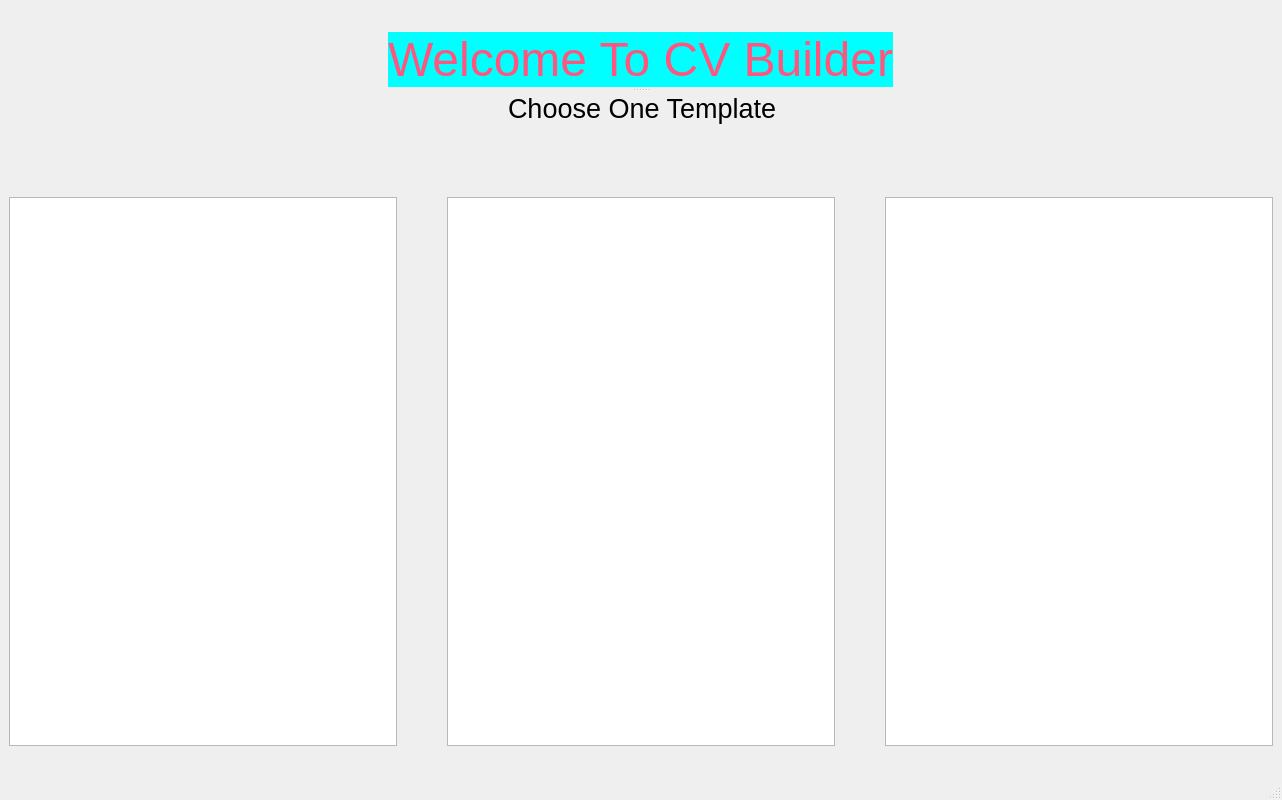
First picture: the form in Resources/Mainui.ui, repository AliGholamian-dev/CV-Builder, before the edit.
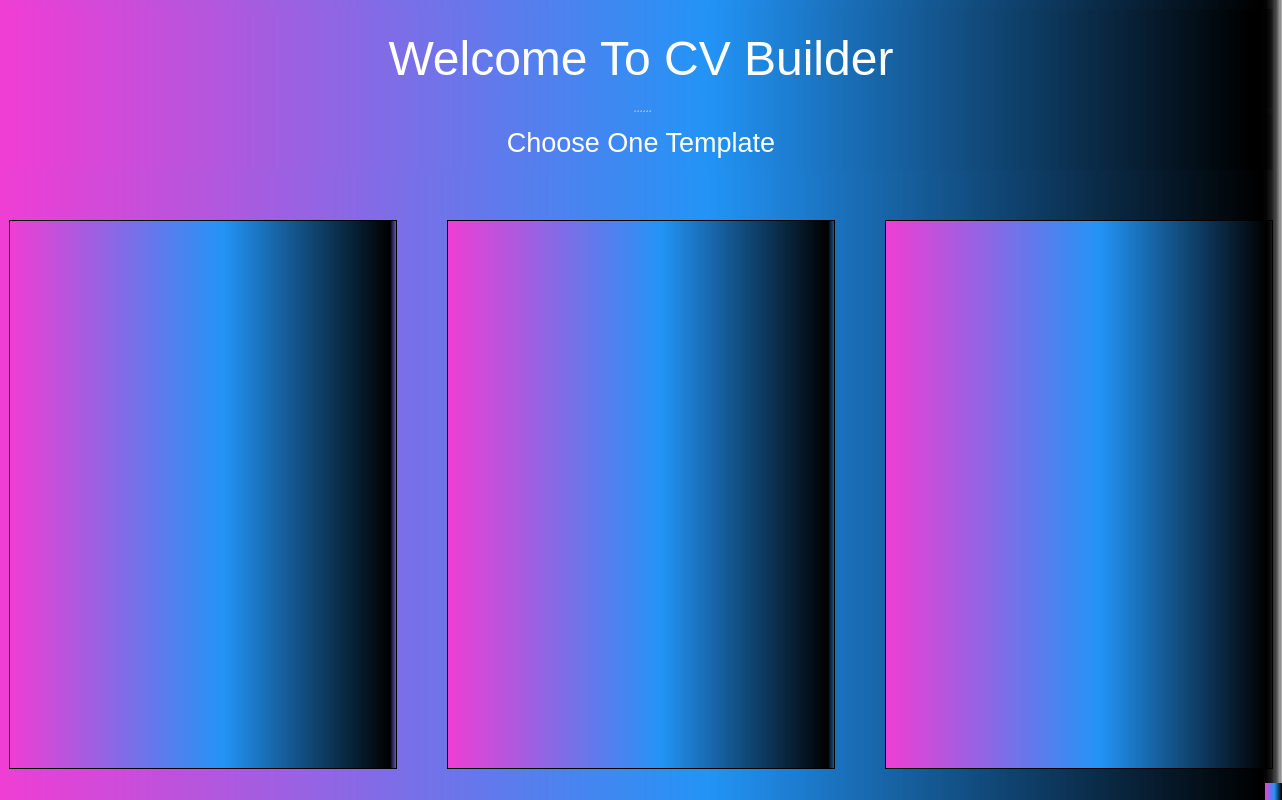
Second picture: the form after the edit. Icons and pictures are not drawn.

```diff
--- a/Resources/Mainui.ui
+++ b/Resources/Mainui.ui
@@ -6,26 +6,35 @@
    <rect>
     <x>0</x>
     <y>0</y>
-    <width>1200</width>
+    <width>1202</width>
     <height>800</height>
    </rect>
   </property>
   <property name="windowTitle">
    <string>MainWindow</string>
   </property>
+  <property name="styleSheet">
+   <string notr="true">background-color: qlineargradient(spread:pad, x1:0, y1:0, x2:1, y2:0, stop:0.00497512 rgba(238, 62, 212, 255), stop:0.552239 rgba(34, 148, 246, 255), stop:0.98 rgba(0, 0, 0, 255), stop:1 rgba(0, 0, 0, 0));</string>
+  </property>
   <widget class="QWidget" name="centralwidget">
+   <property name="layoutDirection">
+    <enum>Qt::LeftToRight</enum>
+   </property>
    <layout class="QVBoxLayout" name="verticalLayout">
     <property name="spacing">
      <number>50</number>
     </property>
-    <item alignment="Qt::AlignHCenter">
+    <item>
      <widget class="QSplitter" name="splitter">
       <property name="sizePolicy">
-       <sizepolicy hsizetype="Fixed" vsizetype="Fixed">
+       <sizepolicy hsizetype="Expanding" vsizetype="Expanding">
         <horstretch>0</horstretch>
         <verstretch>0</verstretch>
        </sizepolicy>
       </property>
+      <property name="styleSheet">
+       <string notr="true"/>
+      </property>
       <property name="frameShape">
        <enum>QFrame::NoFrame</enum>
       </property>
@@ -43,7 +52,7 @@
       </property>
       <widget class="QLabel" name="WelcomeLabel">
        <property name="sizePolicy">
-        <sizepolicy hsizetype="Fixed" vsizetype="Fixed">
+        <sizepolicy hsizetype="Expanding" vsizetype="Expanding">
          <horstretch>0</horstretch>
          <verstretch>0</verstretch>
         </sizepolicy>
@@ -54,8 +63,7 @@
         </font>
        </property>
        <property name="styleSheet">
-        <string notr="true">background-color: rgb(0, 255, 255);
-color: rgb(255, 85, 127);</string>
+        <string notr="true">color: rgb(255, 255, 255);</string>
        </property>
        <property name="text">
         <string>Welcome To CV Builder</string>
@@ -66,7 +74,7 @@
       </widget>
       <widget class="QLabel" name="label">
        <property name="sizePolicy">
-        <sizepolicy hsizetype="Fixed" vsizetype="Fixed">
+        <sizepolicy hsizetype="Expanding" vsizetype="Expanding">
          <horstretch>0</horstretch>
          <verstretch>0</verstretch>
         </sizepolicy>
@@ -76,8 +84,18 @@
          <pointsize>20</pointsize>
         </font>
        </property>
+       <property name="autoFillBackground">
+        <bool>false</bool>
+       </property>
+       <property name="styleSheet">
+        <string notr="true">color: rgb(255, 255, 255);
+</string>
+       </property>
        <property name="text">
-        <string>                Choose One Template</string>
+        <string>Choose One Template</string>
+       </property>
+       <property name="alignment">
+        <set>Qt::AlignCenter</set>
        </property>
       </widget>
      </widget>
```
Left out of the diff: 2 changed lines with no effect on the pictures.
